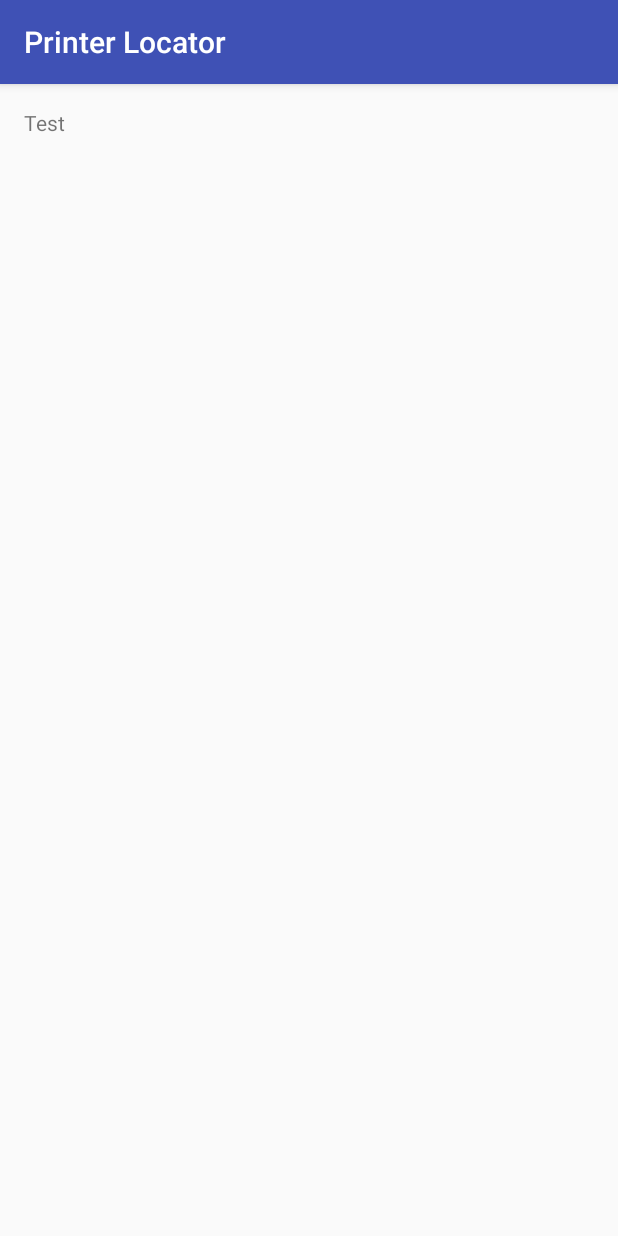
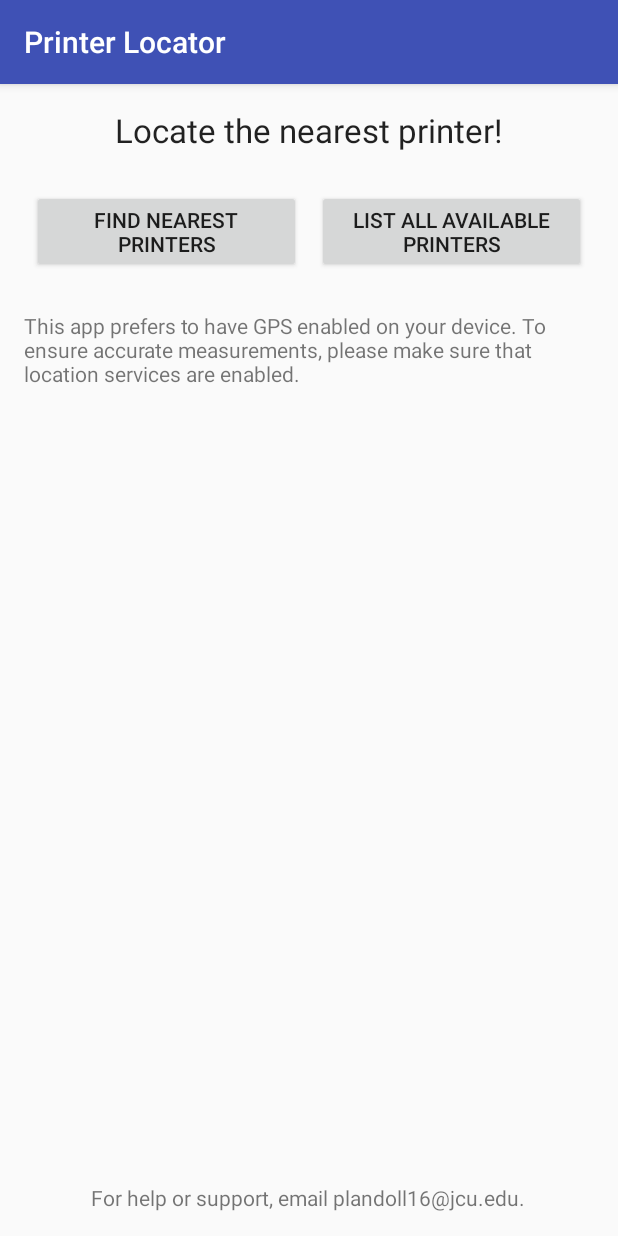
Before and after one commit to pwlandoll/PrinterLocatorApp, an Android app: the screen it shows after launch (MainActivity), on a phone screen of 412 x 824 dp. Run offline under Robolectric (Android 15) with nearby library versions, the phone set to English and light mode, and no system bars.

Commit message:
Moved major functionality to other activity, made layout for main activity

```diff
--- a/app/src/main/AndroidManifest.xml
+++ b/app/src/main/AndroidManifest.xml
@@ -1,6 +1,8 @@
 <?xml version="1.0" encoding="utf-8"?>
 <manifest xmlns:android="http://schemas.android.com/apk/res/android"
     package="edu.jcu.plandoll16.printerlocator">
+
+    <uses-permission android:name="android.permission.INTERNET" />
 
     <application
         android:allowBackup="true"
@@ -15,8 +17,7 @@
                 <category android:name="android.intent.category.LAUNCHER" />
             </intent-filter>
         </activity>
+        <activity android:name=".ListPrinterActivity"></activity>
     </application>
 
-    <uses-permission android:name="android.permission.INTERNET" />
-
 </manifest>
--- a/app/src/main/java/edu/jcu/plandoll16/printerlocator/MainActivity.java
+++ b/app/src/main/java/edu/jcu/plandoll16/printerlocator/MainActivity.java
@@ -1,97 +1,37 @@
 package edu.jcu.plandoll16.printerlocator;
 
+import android.content.Intent;
 import android.support.v7.app.AppCompatActivity;
 import android.os.Bundle;
-import android.util.Log;
-import android.widget.TextView;
-import android.widget.Toast;
-
-import java.net.URL;
-import java.util.ArrayList;
-import java.util.Scanner;
+import android.view.View;
+import android.widget.Button;
 
 /**
  * Main Activity class.
  *
- * @author      Peter Landoll <plandoll16@jcu.edu>
- * @version     0.1
- * @since       2016-4-12
+ * @author Peter Landoll <plandoll16@jcu.edu>
+ * @version 0.1
+ * @since 2016-4-12
  */
 public class MainActivity extends AppCompatActivity {
-    private ArrayList<Printer> printerArrayList;
-    private ArrayList<String[]> fileContents;
-    private TextView test;
+    Button findNearestPrinterButton, listAllPrintersButton;
 
     @Override
     protected void onCreate(Bundle savedInstanceState) {
         super.onCreate(savedInstanceState);
         setContentView(R.layout.activity_main);
 
-        test = (TextView)findViewById(R.id.testTextView);
-        printerArrayList = new ArrayList<>();
-        fileContents = new ArrayList<>();
-        fetchPrinterList();
+        findNearestPrinterButton = (Button)findViewById(R.id.findNearestPrintersButton);
+        listAllPrintersButton = (Button)findViewById(R.id.listAllPrintersButton);
     }
 
     /**
-     * Creates a Thread on a getCSVRunnable object.
+     * Starts the ListPrinterActivity activity.
      *
-     * Android requires that network operations (e.g. fetching a CSV from a URL) be done on a
-     * separate thread
+     * @param view necessary for being an onClick method.
      */
-    private void fetchPrinterList() {
-        try {
-            Thread getCSV = new Thread(new getCSVRunnable());
-            getCSV.start();
-        } catch (Exception ex) {
-            Toast.makeText(getBaseContext(), ex.getMessage(), Toast.LENGTH_LONG).show();
-        }
-    }
-
-    /**
-     * Handles output text from the CSV file to store the contents properly as an ArrayList.
-     *
-     * @param contents  the contents of the CSV file to be passed in from fetchPrinterLists's
-     *                  getCSVRunnable Thread
-     */
-    private void handleCSVString(String contents) {
-        String text = "";
-        String[] csvLines;
-        // Split on Windows newlines, as the CSV is generated by a Windows machine
-        csvLines = contents.split("\r\n");
-        // Split each line on commas, and add it to the fileContents ArrayList<String[]>
-        for (String line : csvLines) {
-            fileContents.add(line.split(","));
-        }
-        // We don't need the header row of the CSV, so remove it
-        fileContents.remove(0);
-        // <test>
-        for (String[] printerInfoArray : fileContents) {
-            text = text + printerInfoArray[0] + "\n";
-            printerArrayList.add(new Printer(printerInfoArray[0]));
-        }
-        test.setText(text);
-        // </test>
-    }
-
-    /**
-     * Manages the network operations behind fetching the CSV file.
-     */
-    private class getCSVRunnable implements Runnable {
-        @Override
-        public void run() {
-            try {
-                // Open a scanner that pulls the CSV and opens with UTF-16 character encodings
-                Scanner mScanner = new Scanner(new URL("http://stuweb.jcu.edu/printerstatus2.csv").openStream(), "UTF-16");
-                // Get the text
-                String out = mScanner.useDelimiter("\\A").next();
-                mScanner.close();
-                // Passes the output string to another method to handle the text
-                handleCSVString(out);
-            } catch (Exception ex) {
-                Log.e("PROBLEM", ex.getMessage());
-                Toast.makeText(getBaseContext(), ex.getMessage(), Toast.LENGTH_LONG).show();
-            }
-        }
+    public void listAllPrinters(View view) {
+        Intent mIntent = new Intent(view.getContext(), ListPrinterActivity.class);
+        startActivity(mIntent);
     }
 }
--- a/app/src/main/res/layout/activity_main.xml
+++ b/app/src/main/res/layout/activity_main.xml
@@ -9,15 +9,65 @@
     android:paddingTop="@dimen/activity_vertical_margin"
     tools:context="edu.jcu.plandoll16.printerlocator.MainActivity">
 
-    <ScrollView
-        android:layout_width="wrap_content"
+    <LinearLayout
+        android:orientation="vertical"
+        android:layout_width="match_parent"
         android:layout_height="wrap_content"
-        android:id="@+id/scrollView" >
+        android:layout_alignParentTop="true"
+        android:layout_centerHorizontal="true">
 
         <TextView
             android:layout_width="wrap_content"
             android:layout_height="wrap_content"
-            android:id="@+id/testTextView"
-            android:text="Test" />
-    </ScrollView>
+            android:textAppearance="?android:attr/textAppearanceLarge"
+            android:text="@string/banner"
+            android:id="@+id/bannerTextView"
+            android:layout_gravity="center_horizontal" />
+
+        <Space
+            android:layout_width="20px"
+            android:layout_height="20dp" />
+
+        <LinearLayout
+            android:orientation="horizontal"
+            android:layout_width="match_parent"
+            android:layout_height="wrap_content"
+            android:layout_gravity="center_horizontal">
+
+            <Button
+                android:layout_width="match_parent"
+                android:layout_height="wrap_content"
+                android:text="@string/findNearestPrinter"
+                android:id="@+id/findNearestPrintersButton"
+                android:layout_weight="1"
+                android:layout_margin="5dp" />
+
+            <Button
+                android:layout_width="match_parent"
+                android:layout_height="wrap_content"
+                android:text="@string/listAllPrinters"
+                android:id="@+id/listAllPrintersButton"
+                android:layout_weight="1"
+                android:layout_margin="5dp"
+                android:onClick="listAllPrinters" />
+        </LinearLayout>
+
+        <Space
+            android:layout_width="20px"
+            android:layout_height="20dp" />
+
+        <TextView
+            android:layout_width="wrap_content"
+            android:layout_height="wrap_content"
+            android:text="@string/locationNotice"
+            android:id="@+id/noticeTextView" />
+    </LinearLayout>
+
+    <TextView
+        android:layout_width="wrap_content"
+        android:layout_height="wrap_content"
+        android:text="@string/help"
+        android:id="@+id/helpTextView"
+        android:layout_alignParentBottom="true"
+        android:layout_centerHorizontal="true" />
 </RelativeLayout>
--- a/app/src/main/res/values/strings.xml
+++ b/app/src/main/res/values/strings.xml
@@ -1,3 +1,11 @@
 <resources>
     <string name="app_name">Printer Locator</string>
+    <string name="banner">Locate the nearest printer!</string>
+    <string name="findNearestPrinter">Find nearest printers</string>
+    <string name="help">For help or support, email plandoll16@jcu.edu.</string>
+    <string name="listAllPrinters">List all available printers</string>
+    <string name="locationNotice">
+        This app prefers to have GPS enabled on your device.
+        To ensure accurate measurements, please make sure that location services are enabled.
+    </string>
 </resources>
```
Also changed, not shown: app/src/main/java/edu/jcu/plandoll16/printerlocator/ListPrinterActivity.java (added, +95 -0 lines), app/src/main/res/layout/activity_list_printer.xml (added, +23 -0 lines), app/src/main/assets/printers.db.
